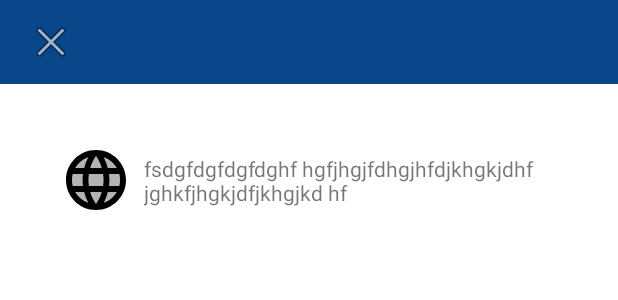
After one commit to zurdo93/ProjecteFinal, an Android app: the layout example_dialog.xml on its own in the app's theme, with its tools: preview values and no code run, on a phone screen of 412 x 824 dp. The commit adds this screen. Shown: the top 300 px of the screen. Run offline under Robolectric (Android 15) with nearby library versions, the phone set to English and light mode, and no system bars.

Commit message:
Creació de pop-up amb animació simple alhora de clicar un marcador del mapa.

```diff
--- a/RestaSearch/app/src/main/java/com/cursfundacionesplai/restasearch/MainActivity.java
+++ b/RestaSearch/app/src/main/java/com/cursfundacionesplai/restasearch/MainActivity.java
@@ -6,6 +6,7 @@ import androidx.appcompat.app.AlertDialog;
 import androidx.appcompat.app.AppCompatActivity;
 import androidx.core.app.ActivityCompat;
 import androidx.core.view.GravityCompat;
+import androidx.fragment.app.FragmentManager;
 
 import android.Manifest;
 import android.content.Context;
--- a/RestaSearch/app/src/main/java/com/cursfundacionesplai/restasearch/helpers/WSHelper.java
+++ b/RestaSearch/app/src/main/java/com/cursfundacionesplai/restasearch/helpers/WSHelper.java
@@ -89,7 +89,7 @@ public class WSHelper {
                             restaurant.getGeometry().getLocation().getLat(),
                             restaurant.getGeometry().getLocation().getLng()
                     );
-                    mapsFragment.loadPossition(restaurant.getName(), possition);
+                    mapsFragment.loadPossition(restaurant.getPlacesId(), restaurant.getName(), possition);
                 }
             }
         }, new Response.ErrorListener() {
--- /dev/null
+++ b/RestaSearch/app/src/main/res/layout/example_dialog.xml
@@ -0,0 +1,58 @@
+<?xml version="1.0" encoding="utf-8"?>
+<androidx.coordinatorlayout.widget.CoordinatorLayout xmlns:android="http://schemas.android.com/apk/res/android"
+    xmlns:app="http://schemas.android.com/apk/res-auto"
+    xmlns:tools="http://schemas.android.com/tools"
+    android:layout_width="match_parent"
+    android:layout_height="match_parent">
+
+    <com.google.android.material.appbar.AppBarLayout
+        android:layout_width="match_parent"
+        android:layout_height="wrap_content"
+        app:elevation="0dp">
+
+        <androidx.appcompat.widget.Toolbar
+            android:id="@+id/toolbar"
+            android:layout_width="match_parent"
+            android:layout_height="?attr/actionBarSize"
+            android:paddingStart="6dp"
+            android:paddingEnd="16dp"
+            app:contentInsetStartWithNavigation="0dp"
+            app:navigationIcon="@android:drawable/ic_menu_close_clear_cancel" />
+
+    </com.google.android.material.appbar.AppBarLayout>
+
+    <FrameLayout
+        android:layout_width="match_parent"
+        android:layout_height="match_parent"
+        app:layout_behavior="@string/appbar_scrolling_view_behavior">
+
+        <androidx.constraintlayout.widget.ConstraintLayout
+            android:layout_width="match_parent"
+            android:layout_height="match_parent">
+
+            <ImageView
+                android:id="@+id/imageView5"
+                android:layout_width="wrap_content"
+                android:layout_height="wrap_content"
+                android:layout_marginStart="40dp"
+                android:layout_marginTop="40dp"
+                app:layout_constraintStart_toStartOf="parent"
+                app:layout_constraintTop_toTopOf="parent"
+                app:srcCompat="@drawable/ic_language" />
+
+            <TextView
+                android:id="@+id/textView44"
+                android:layout_width="0dp"
+                android:layout_height="wrap_content"
+                android:layout_marginStart="8dp"
+                android:layout_marginEnd="40dp"
+                android:text="fsdgfdgfdgfdghf hgfjhgjfdhgjhfdjkhgkjdhf jghkfjhgkjdfjkhgjkd hf"
+                app:layout_constraintBottom_toBottomOf="@+id/imageView5"
+                app:layout_constraintEnd_toEndOf="parent"
+                app:layout_constraintStart_toEndOf="@+id/imageView5"
+                app:layout_constraintTop_toTopOf="@+id/imageView5" />
+        </androidx.constraintlayout.widget.ConstraintLayout>
+
+    </FrameLayout>
+
+</androidx.coordinatorlayout.widget.CoordinatorLayout>
--- a/RestaSearch/app/src/main/res/values/strings.xml
+++ b/RestaSearch/app/src/main/res/values/strings.xml
@@ -208,4 +208,6 @@ This Policy is subject to periodic reviews and the company can modify it at any
     <string name="language_es">spanish</string>
     <string name="language_ca">catalan</string>
     <string name="button_cancel">cancel</string>
+    <!-- TODO: Remove or change this placeholder text -->
+    <string name="hello_blank_fragment">Hello blank fragment</string>
 </resources>
--- a/RestaSearch/app/src/main/res/values/themes.xml
+++ b/RestaSearch/app/src/main/res/values/themes.xml
@@ -35,4 +35,9 @@
         <item name="cornerFamily">rounded</item>
         <item name="cornerSize">20dp</item>
     </style>
+
+    <style name="Theme.RestaSearch.Slide">
+        <item name="android:windowEnterAnimation">@anim/slide_up</item>
+        <item name="android:windowExitAnimation">@anim/slide_down</item>
+    </style>
 </resources>
```
Also changed, not shown: RestaSearch/app/src/main/java/com/cursfundacionesplai/restasearch/EstablimentDialog.java (added, +73 -0 lines), RestaSearch/app/src/main/java/com/cursfundacionesplai/restasearch/MapsFragment.java (+33 -2 lines), RestaSearch/app/src/main/res/anim/slide_down.xml (added, +8 -0 lines), RestaSearch/app/src/main/res/anim/slide_up.xml (added, +8 -0 lines), RestaSearch/app/src/main/res/menu/example_dialog.xml (added, +8 -0 lines).
